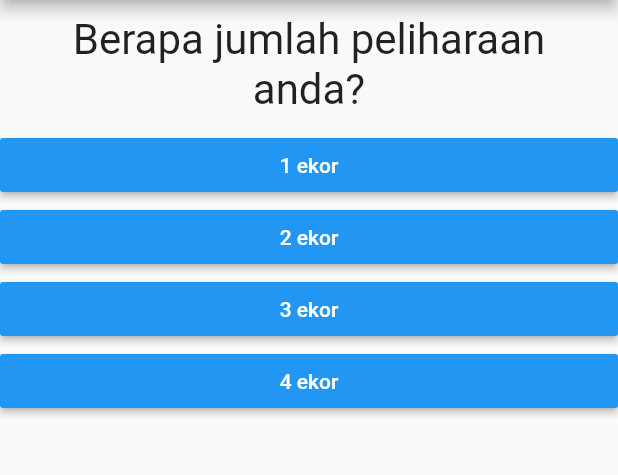
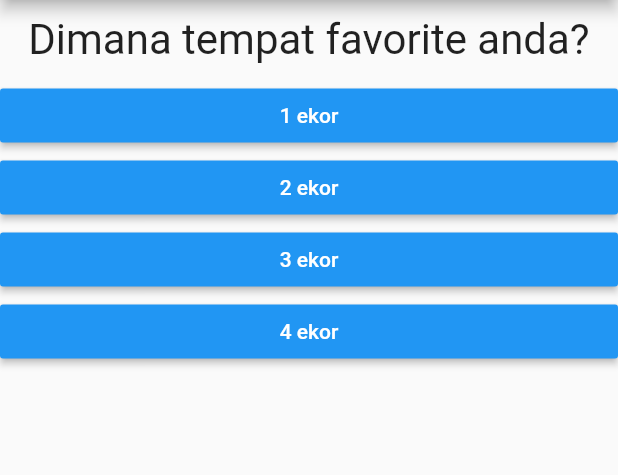
Before and after one commit to Kadekk01/UTS_CINTYA, a Flutter app: the screen it shows after launch, after a tap on "Sate", after a tap on "Pajero", on a phone screen of 412 x 824 dp, the part 84-559 px from its top. Run offline on Flutter 3.47's test engine with Material 2 defaults, Android fonts, the phone set to English and light mode, and no system bars.

Commit message:
membuat pertanyaan' Dimana tempat favorite anda?'

```diff
--- a/lib/main.dart
+++ b/lib/main.dart
@@ -27,7 +27,7 @@ class _MyAppState extends State<MyApp> {
       'answers': ['Juke', 'Pajero', 'Rush', 'Terios'],
     },
     {
-      'questionText': 'Berapa jumlah peliharaan anda?',
+      'questionText': 'Dimana tempat favorite anda?',
       'answers': ['1 ekor', '2 ekor', '3 ekor', '4 ekor'],
     },
  ];
```
